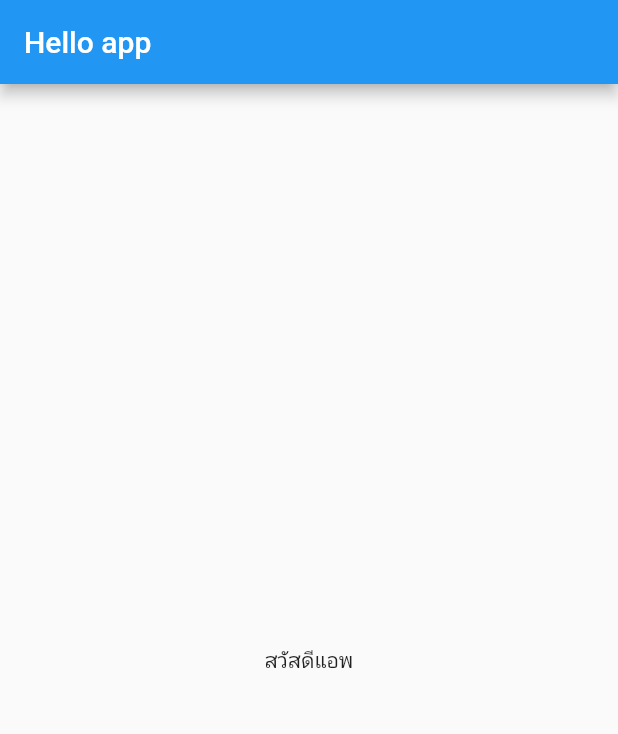
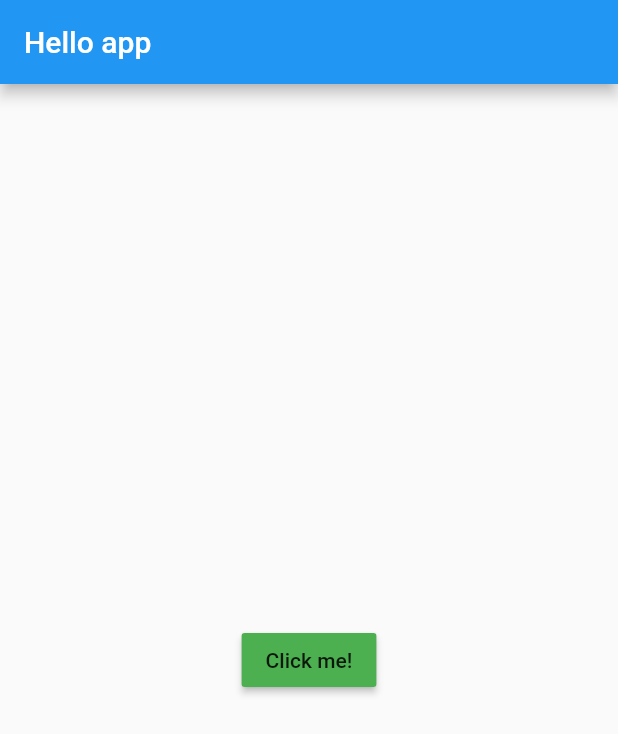
Before and after one commit to siteslave/flutter_basic_01, a Flutter app: the screen it shows after launch, on a phone screen of 412 x 824 dp. Shown: the top 734 px of the screen. Run offline on Flutter 3.47's test engine with Material 2 defaults, Android fonts, the phone set to English and light mode, and no system bars.

Commit message:
success dart basic

```diff
--- a/lib/screens/home_screen.dart
+++ b/lib/screens/home_screen.dart
@@ -6,11 +6,76 @@ class HomeScreen extends StatefulWidget {
 }
 
 class _HomeScreenState extends State<HomeScreen> {
+  String firstName = 'Satit';
+  String lastName = 'Rianpit';
+
+  int age = 38;
+  double weight = 50.0;
+  double height = 160.0;
+
+  DateTime birthDate = DateTime.now();
+
+  var address = '''
+  44 moo 24 Nasinuan,
+  Kantrawichai, Maha Sarkaham
+  ''';
+
+  bool isActive = false;
+  bool isCancel = true;
+
+  Map map = {'firstName': 'Satit', 'lastName': 'Rianpit', 'age': 38};
+  Map<String, double> myMap = {
+    'weight': 50.0,
+    'height': 160.0,
+  };
+
+  List<String> sex = ['Male', 'Female'];
+  List<Map> types = [
+    {'type': 'admin', 'code': 1},
+    {'type': 'guest', 'code': 0}
+  ];
+
+  void showName(String firstName, String lastName) {
+    print('$firstName $lastName');
+  }
+
   @override
   Widget build(BuildContext context) {
     return Scaffold(
-      appBar: AppBar(title: Text('Hello app'),),
-      body: Center(child: Text('สวัสดีแอพ'),),
+      appBar: AppBar(
+        title: Text('Hello app'),
+      ),
+      body: Center(
+        child: RaisedButton(
+          onPressed: () {
+            // call function
+            showName('Satit', 'Rianpit');
+
+            Person person = Person('Flutter awesome!');
+            person.showName();
+
+            double bmi = weight / ((height / 100) * (height / 100));
+
+            print('Name: $firstName $lastName');
+            print('Age: $age');
+            print('====================');
+            print('BMI = ${bmi.toString()}');
+            print('Address: $address');
+          },
+          color: Colors.green,
+          child: Text('Click me!'),
+        ),
+      ),
     );
   }
 }
+
+class Person {
+  String name;
+
+  Person(this.name);
+
+  showName() {
+    print('Your name: $name');
+  }
+}
```
Also changed, not shown: 1 other file.
